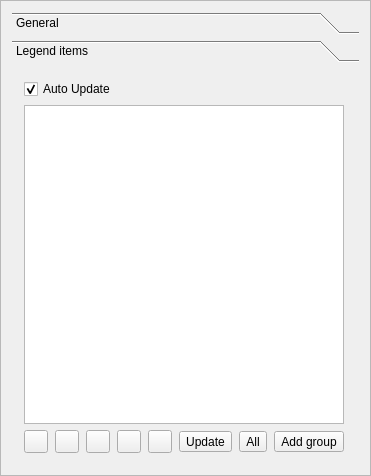
Qt form src/ui/qgscomposerlegendwidgetbase.ui (qgis/QGIS) before a commit.
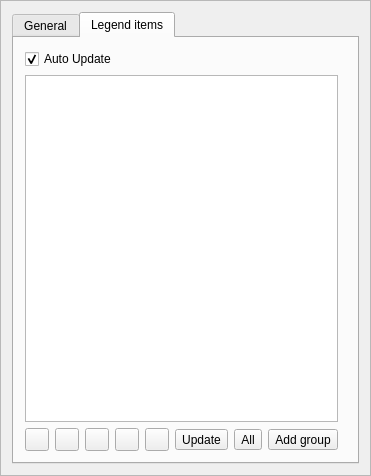
The same form after that commit.

Commit message: Changed all QToolBox objects to QTabWidget.  Easier to see item options and less mouse movement

What changed in the file:
```diff
--- a/src/ui/qgscomposerlegendwidgetbase.ui
+++ b/src/ui/qgscomposerlegendwidgetbase.ui
@@ -39,20 +39,12 @@
       </property>
       <layout class="QGridLayout" name="gridLayout_3">
        <item row="0" column="0">
-        <widget class="QToolBox" name="toolBox">
+        <widget class="QTabWidget" name="toolBox">
          <property name="currentIndex">
           <number>1</number>
          </property>
-         <widget class="QWidget" name="page">
-          <property name="geometry">
-           <rect>
-            <x>0</x>
-            <y>0</y>
-            <width>338</width>
-            <height>404</height>
-           </rect>
-          </property>
-          <attribute name="label">
+         <widget class="QWidget" name="page" native="true">
+          <attribute name="title">
            <string>General</string>
           </attribute>
           <layout class="QGridLayout" name="gridLayout">
@@ -178,16 +170,8 @@
            </item>
           </layout>
          </widget>
-         <widget class="QWidget" name="page_2">
-          <property name="geometry">
-           <rect>
-            <x>0</x>
-            <y>0</y>
-            <width>351</width>
-            <height>394</height>
-           </rect>
-          </property>
-          <attribute name="label">
+         <widget class="QWidget" name="page_2" native="true">
+          <attribute name="title">
            <string>Legend items</string>
           </attribute>
           <layout class="QGridLayout" name="gridLayout_2">
```
Left out of the diff: 3 changed lines with no effect on the pictures. The commit also changes 15 other files.
